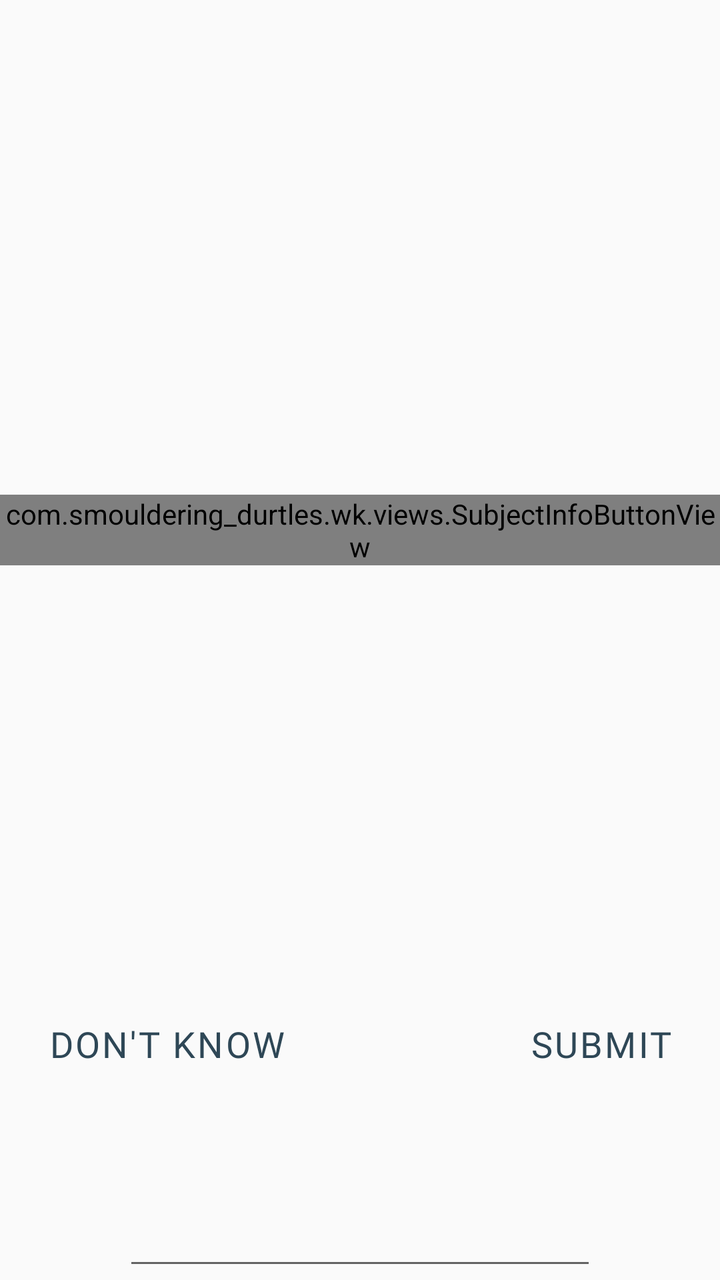
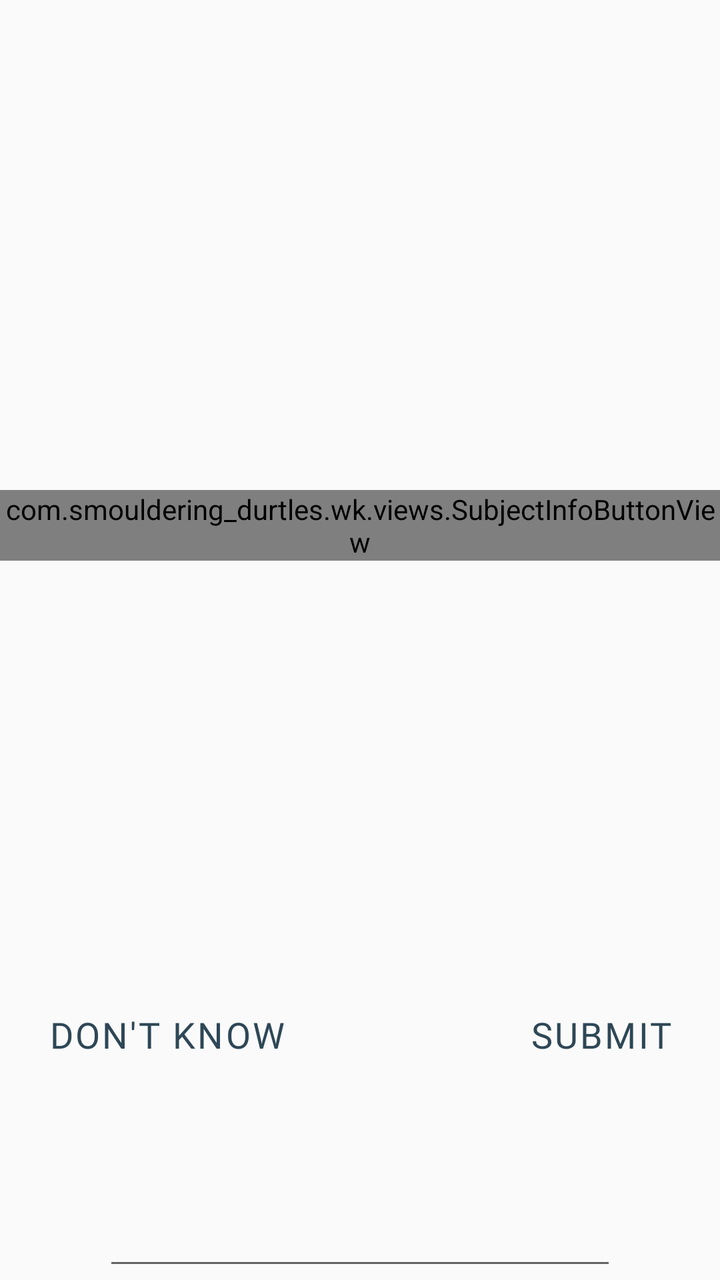

Compare the two renders of this Android layout. The source of the first and the diff that turns it into the second are given below.
<!-- AndroidManifest.xml: application theme Theme.AppCompat.Light.NoActionBar -->
<!-- res/layout/fragment_unanswered_question.xml -->
<?xml version="1.0" encoding="utf-8"?>
<LinearLayout xmlns:android="http://schemas.android.com/apk/res/android"
    xmlns:tools="http://schemas.android.com/tools"
    android:layout_width="match_parent"
    android:layout_height="match_parent"
    xmlns:app="http://schemas.android.com/apk/res-auto"
    android:orientation="vertical">

    <androidx.constraintlayout.widget.ConstraintLayout
        android:id="@+id/questionView"
        android:layout_width="match_parent"
        android:layout_height="0dp"
        android:layout_weight="1">

        <com.smouldering_durtles.wk.views.SubjectInfoButtonView
            android:id="@+id/questionText"
            app:layout_constrainedHeight="true"
            app:layout_constrainedWidth="true"
            android:layout_width="wrap_content"
            android:layout_height="wrap_content"
            android:clickable="true"
            android:focusable="false"
            app:layout_constraintBottom_toTopOf="@id/quizButtonRowBarrier"
            app:layout_constraintEnd_toEndOf="parent"
            app:layout_constraintStart_toStartOf="parent"
            app:layout_constraintTop_toBottomOf="@id/quizTopRowBarrier"
            tools:ignore="KeyboardInaccessibleWidget" />

        
        <androidx.constraintlayout.widget.Barrier
            android:id="@+id/quizTopRowBarrier"
            android:layout_width="wrap_content"
            android:layout_height="wrap_content"
            app:barrierDirection="bottom"
            app:constraint_referenced_ids="progress,srsIndicator,specialButton1,specialButton3" />

        <androidx.constraintlayout.widget.Barrier
            android:id="@+id/quizButtonRowBarrier"
            android:layout_width="wrap_content"
            android:layout_height="wrap_content"
            app:barrierDirection="top"
            app:constraint_referenced_ids="submitButton,dontKnowButton,specialButton2" />


        <TextView
            android:id="@+id/progress"
            android:textSize="20sp"
            style="@style/WK.TextView.Normal.Light"
            android:layout_width="wrap_content"
            android:layout_height="wrap_content"
            android:layout_marginStart="8dp"
            android:layout_marginLeft="8dp"
            android:layout_marginTop="4dp"
            android:text=""
            app:layout_constraintStart_toStartOf="parent"
            app:layout_constraintTop_toTopOf="parent" />

        <TextView
            android:id="@+id/srsIndicator"
            android:textSize="20sp"
            style="@style/WK.TextView.Normal.Light"
            android:layout_width="wrap_content"
            android:layout_height="wrap_content"
            android:layout_marginTop="4dp"
            android:text=""
            app:layout_constraintEnd_toEndOf="parent"
            app:layout_constraintStart_toStartOf="parent"
            app:layout_constraintTop_toTopOf="parent" />

        <Button
            android:id="@+id/submitButton"
            android:textSize="18sp"
            style="@style/WK.Button.Borderless.Light"
            android:layout_margin="8dp"
            android:layout_width="wrap_content"
            android:layout_height="wrap_content"
            android:gravity="center"
            android:text="Submit"
            app:layout_constraintBottom_toBottomOf="parent"
            app:layout_constraintEnd_toEndOf="parent" />

        <Button
            android:id="@+id/dontKnowButton"
            android:textSize="18sp"
            style="@style/WK.Button.Borderless.Light"
            android:layout_margin="8dp"
            android:layout_width="wrap_content"
            android:layout_height="wrap_content"
            android:gravity="center"
            android:text="Don't know"
            app:layout_constraintBottom_toBottomOf="parent"
            app:layout_constraintStart_toStartOf="parent" />

        <Button
            android:id="@+id/specialButton1"
            android:textSize="18sp"
            style="@style/WK.Button.Borderless.Light"
            android:layout_margin="8dp"
            android:layout_width="wrap_content"
            android:layout_height="wrap_content"
            android:gravity="end|top"
            android:paddingTop="4dp"
            android:text="Special button 1"
            android:visibility="gone"
            app:layout_constraintEnd_toEndOf="parent"
            app:layout_constraintTop_toTopOf="parent" />

        <Button
            android:id="@+id/specialButton2"
            android:textSize="18sp"
            style="@style/WK.Button.Borderless.Light"
            android:layout_margin="8dp"
            android:layout_width="wrap_content"
            android:layout_height="wrap_content"
            android:gravity="center"
            android:text="Special button 2"
            android:visibility="gone"
            app:layout_constraintBottom_toBottomOf="parent"
            app:layout_constraintStart_toEndOf="@id/dontKnowButton" />

        <Button
            android:id="@+id/specialButton3"
            android:textSize="18sp"
            style="@style/WK.Button.Borderless.Light"
            android:layout_margin="8dp"
            android:layout_width="wrap_content"
            android:layout_height="wrap_content"
            android:gravity="start|top"
            android:paddingTop="4dp"
            android:text="Special button 3"
            android:visibility="gone"
            app:layout_constraintStart_toEndOf="@id/progress"
            app:layout_constraintTop_toTopOf="parent" />

        <TextView
            android:id="@+id/levelUpToastText"
            android:textSize="20sp"
            style="@style/WK.TextView.CustomToast"
            android:layout_width="wrap_content"
            android:layout_height="wrap_content"
            android:layout_marginStart="4dp"
            android:layout_marginLeft="4dp"
            android:layout_marginTop="1dp"
            android:elevation="4dp"
            android:paddingStart="16dp"
            android:paddingLeft="16dp"
            android:paddingTop="2dp"
            android:paddingEnd="16dp"
            android:paddingRight="16dp"
            android:paddingBottom="4dp"
            android:text=""
            android:visibility="gone"
            app:layout_constraintEnd_toEndOf="parent"
            app:layout_constraintStart_toStartOf="parent"
            app:layout_constraintTop_toTopOf="parent"
            tools:ignore="UnusedAttribute" />

        <TextView
            android:id="@+id/closeToastText"
            style="@style/WK.TextView.CustomToast"
            android:layout_width="wrap_content"
            android:layout_height="wrap_content"
            android:layout_marginStart="4dp"
            android:layout_marginLeft="4dp"
            android:layout_marginTop="1dp"
            android:paddingStart="16dp"
            android:paddingLeft="16dp"
            android:paddingTop="2dp"
            android:paddingEnd="16dp"
            android:paddingRight="16dp"
            android:paddingBottom="4dp"
            android:text=""
            android:textSize="20sp"
            android:visibility="gone"
            app:layout_constraintEnd_toEndOf="parent"
            app:layout_constraintStart_toStartOf="parent"
            app:layout_constraintTop_toBottomOf="@id/levelUpToastText" />

        <TextView
            android:id="@+id/alternativesToastText"
            style="@style/WK.TextView.AlternativeToast"
            android:layout_width="wrap_content"
            android:layout_height="wrap_content"
            android:layout_marginStart="4dp"
            android:layout_marginLeft="4dp"
            android:layout_marginTop="75dp"
            android:paddingStart="16dp"
            android:paddingLeft="16dp"
            android:paddingTop="2dp"
            android:paddingEnd="16dp"
            android:paddingRight="16dp"
            android:paddingBottom="4dp"
            android:text=""
            android:textSize="20sp"
            android:visibility="gone"
            app:layout_constraintEnd_toEndOf="parent"
            app:layout_constraintStart_toStartOf="parent"
            app:layout_constraintTop_toBottomOf="@id/closeToastText" />

        <com.smouldering_durtles.wk.views.StarRatingView
            android:id="@+id/starRating"
            android:layout_width="wrap_content"
            android:layout_height="wrap_content"
            android:layout_marginBottom="4dp"
            android:visibility="gone"
            app:layout_constraintBottom_toBottomOf="parent"
            app:layout_constraintEnd_toEndOf="parent"
            app:layout_constraintStart_toStartOf="parent" />

    </androidx.constraintlayout.widget.ConstraintLayout>

    <TextView
        android:id="@+id/questionType"
            android:textSize="20sp"
        android:layout_width="match_parent"
        android:layout_height="wrap_content"
        android:paddingTop="4dp"
        android:paddingBottom="4dp"
        android:gravity="center_horizontal"
        android:text=""
        android:elevation="4dp"
        android:layout_weight="0"
        style="@style/WK.TextView.Normal"
        tools:ignore="UnusedAttribute"/>

    <LinearLayout
        android:id="@+id/questionEditFrame"
        android:layout_width="match_parent"
        android:layout_height="wrap_content"
        android:orientation="vertical"
        android:layout_weight="0"
        android:background="@color/transparent">

        <EditText
            android:id="@+id/questionEdit"
            android:textSize="20sp"
            android:layout_width="wrap_content"
            android:layout_height="wrap_content"
            android:layout_gravity="center_horizontal"
            android:singleLine="true"
            android:inputType="text"
            android:importantForAutofill="no"
            android:minEms="10"
            android:focusable="true"
            android:focusableInTouchMode="true"
            tools:ignore="LabelFor"/>

    </LinearLayout>

</LinearLayout>
<!-- resources referenced by this layout -->
<resources>
  <color name="transparent">#00000000</color>
  <style name="WK.Button.Borderless.Light" parent="Widget.AppCompat.Button.Borderless">
          <item name="android:background">@drawable/mm_btn</item>
          <item name="android:fontFamily">@font/silkscreen</item>
          <item name="android:textColor">@color/mmInkLight</item>
          <item name="android:textSize">14sp</item>
          <item name="android:letterSpacing">0.06</item>
          <item name="android:minHeight">54dp</item>
          <item name="android:minWidth">0dp</item>
          <item name="android:paddingLeft">16dp</item>
          <item name="android:paddingRight">16dp</item>
          <item name="android:paddingTop">4dp</item>
          <item name="android:paddingBottom">12dp</item>
          <item name="android:stateListAnimator">@null</item>
      </style>
  <style name="WK.TextView.AlternativeToast" parent="WK.TextView.Normal">
          <item name="android:textSize">16sp</item>
          <item name="android:textColor">?attr/alternativeToastColorPrimary</item>
          <item name="android:background">@drawable/alternative_toast</item>
      </style>
  <style name="WK.TextView.CustomToast" parent="WK.TextView.Normal">
          <item name="android:textSize">16sp</item>
          <item name="android:textColor">?attr/customToastColorPrimary</item>
          <item name="android:background">@drawable/rounded_corners</item>
      </style>
  <style name="WK.TextView.Normal" parent="Widget.AppCompat.TextView">
          <item name="android:textSize">16sp</item>
          <item name="android:textColor">?attr/colorPrimary</item>
          <item name="android:background">@color/transparent</item>
      </style>
  <style name="WK.TextView.Normal.Light" parent="WK.TextView.Normal">
          <item name="android:textColor">?attr/mmOnHeader</item>
          <item name="android:fontFamily">@font/silkscreen</item>
          <item name="android:textStyle">bold</item>
      </style>
  <!-- drawable mm_btn (drawable) -->
  <?xml version="1.0" encoding="utf-8"?>
  <selector xmlns:android="http://schemas.android.com/apk/res/android">
      <item android:state_pressed="true" android:drawable="@drawable/mm_btn_pressed"/>
      <item android:state_enabled="false"><layer-list><item android:drawable="@drawable/mm_btn_normal"/><item android:top="0dp"><shape android:shape="rectangle"><corners android:radius="999dp"/><solid android:color="#66FFFFFF"/></shape></item></layer-list></item>
      <item android:drawable="@drawable/mm_btn_normal"/>
  </selector>
  <color name="mmInkLight">#2E4756</color>
  <!-- drawable alternative_toast (drawable) -->
  <?xml version="1.0" encoding="utf-8"?>
  <shape xmlns:android="http://schemas.android.com/apk/res/android"
      android:shape="rectangle" android:padding="10dp">
      <solid android:color="@color/alternativeToastColorBackground"/>
      <corners android:radius="10dp"/>
  </shape>
  <!-- drawable rounded_corners (drawable) -->
  <?xml version="1.0" encoding="utf-8"?>
  <shape xmlns:android="http://schemas.android.com/apk/res/android"
      android:shape="rectangle" android:padding="10dp">
      <solid android:color="@color/customToastColorBackground"/>
      <corners android:radius="10dp"/>
  </shape>
  <!-- drawable mm_btn_pressed (drawable) -->
  <?xml version="1.0" encoding="utf-8"?>
  <layer-list xmlns:android="http://schemas.android.com/apk/res/android">
      <item android:top="5dp"><shape android:shape="rectangle"><corners android:radius="999dp"/><solid android:color="?attr/mmOutline"/></shape></item>
      <item android:left="3dp" android:right="3dp" android:top="8dp" android:bottom="3dp"><shape android:shape="rectangle"><corners android:radius="999dp"/><solid android:color="?attr/mmButtonShade"/></shape></item>
  </layer-list>
  <color name="alternativeToastColorBackground">#00000000</color>
  <color name="customToastColorBackground">#FFFF80</color>
  <!-- unchanged entries left out for length: 1 -->
</resources>

<!-- the commit's change to res/layout/fragment_unanswered_question.xml (unified diff, before → after) -->
@@ -211,7 +211,7 @@
 
     <TextView
         android:id="@+id/questionType"
-            android:textSize="20sp"
+            android:textSize="22sp"
         android:layout_width="match_parent"
         android:layout_height="wrap_content"
         android:paddingTop="4dp"
@@ -233,7 +233,7 @@
 
         <EditText
             android:id="@+id/questionEdit"
-            android:textSize="20sp"
+            android:textSize="22sp"
             android:layout_width="wrap_content"
             android:layout_height="wrap_content"
             android:layout_gravity="center_horizontal"
